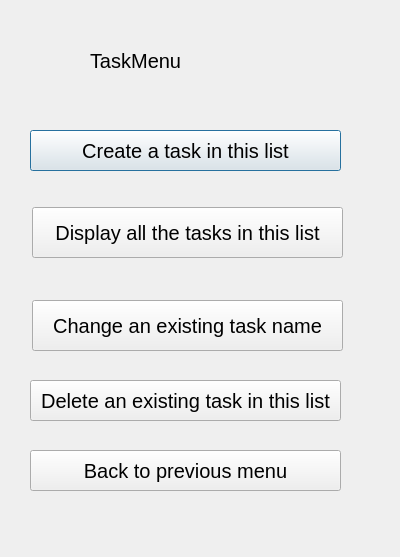
Old version of the form thirdmain.ui in the repository kuku20/qttodolist.
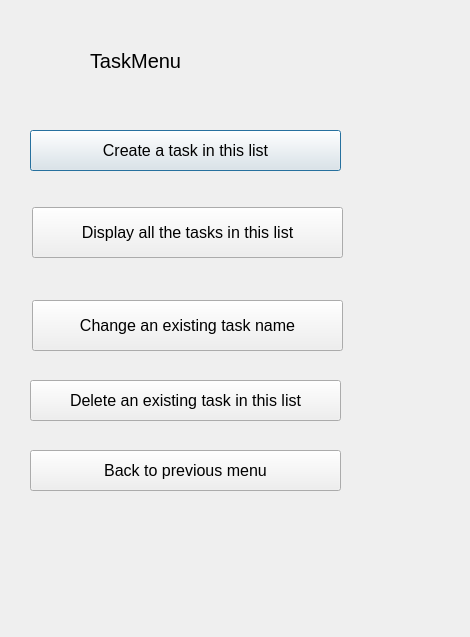
New version of the form.

```diff
--- a/thirdmain.ui
+++ b/thirdmain.ui
@@ -6,8 +6,8 @@
    <rect>
     <x>0</x>
     <y>0</y>
-    <width>400</width>
-    <height>557</height>
+    <width>470</width>
+    <height>637</height>
    </rect>
   </property>
   <property name="windowTitle">
@@ -42,7 +42,7 @@
    </property>
    <property name="font">
     <font>
-     <pointsize>15</pointsize>
+     <pointsize>12</pointsize>
     </font>
    </property>
    <property name="text">
@@ -60,7 +60,7 @@
    </property>
    <property name="font">
     <font>
-     <pointsize>15</pointsize>
+     <pointsize>12</pointsize>
     </font>
    </property>
    <property name="text">
@@ -78,7 +78,7 @@
    </property>
    <property name="font">
     <font>
-     <pointsize>15</pointsize>
+     <pointsize>12</pointsize>
     </font>
    </property>
    <property name="text">
@@ -96,7 +96,7 @@
    </property>
    <property name="font">
     <font>
-     <pointsize>15</pointsize>
+     <pointsize>12</pointsize>
     </font>
    </property>
    <property name="text">
@@ -114,7 +114,7 @@
    </property>
    <property name="font">
     <font>
-     <pointsize>15</pointsize>
+     <pointsize>12</pointsize>
     </font>
    </property>
    <property name="text">
```
